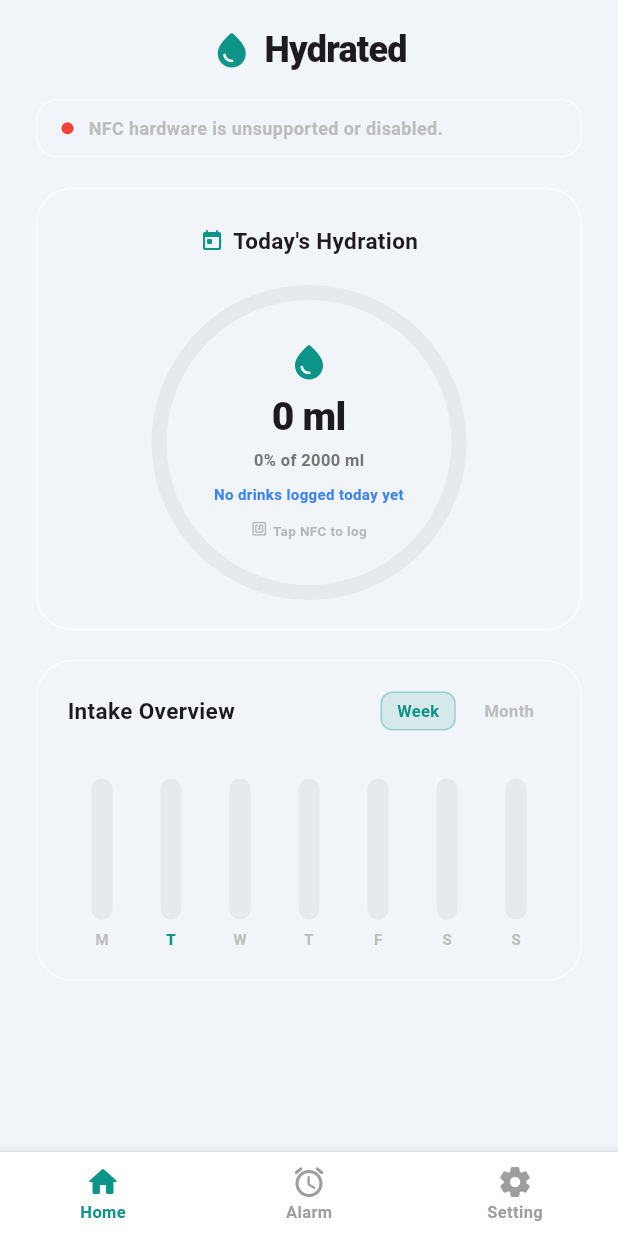
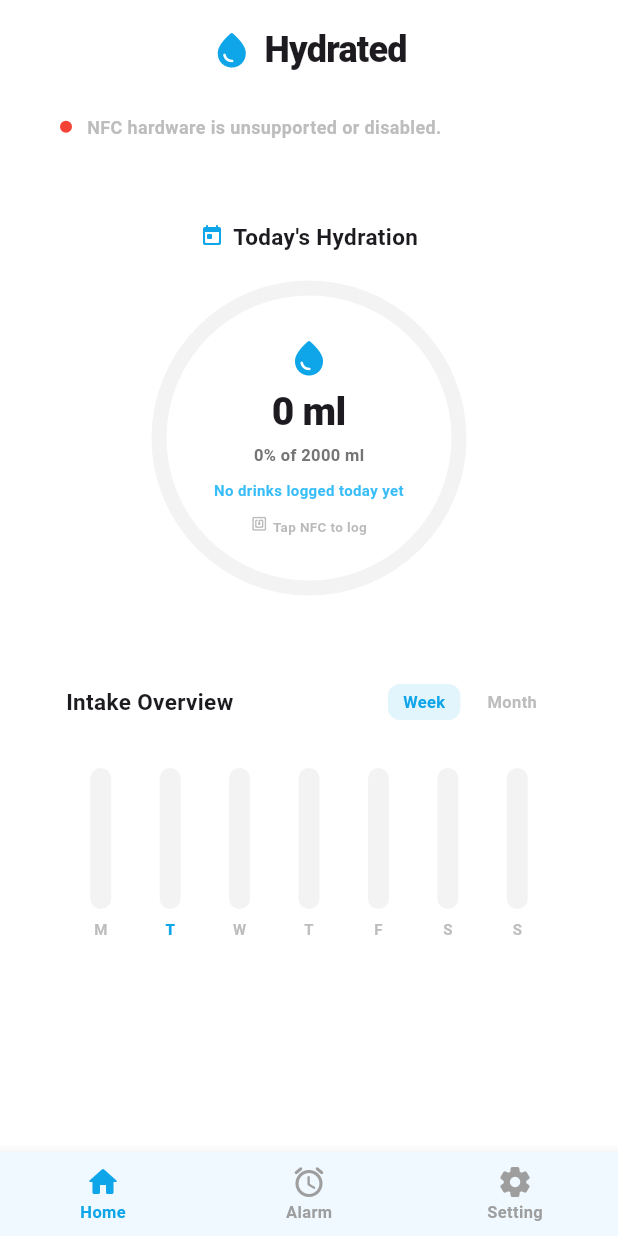
Before and after one commit to rmdir-sys32/hydra-water-tracker, a Flutter app: the screen it shows after launch, on a phone screen of 412 x 824 dp. Run offline on Flutter 3.47's test engine with Material 3 defaults, Android fonts, the phone set to English and light mode, and no system bars; our stand-ins replace shared_preferences; missing offline and left inert: flutter_nfc_kit, liquid_glass_renderer.

Commit message:
Polish light mode background to white with sky blue accents and remove card borders for seamless UI

```diff
--- a/lib/alarm_page.dart
+++ b/lib/alarm_page.dart
@@ -108,7 +108,6 @@
                 padding: const EdgeInsets.all(16),
                 decoration: BoxDecoration(
                   borderRadius: BorderRadius.circular(20),
-                  border: Border.all(color: Colors.white.withOpacity(0.8)),
                 ),
                 child: Row(
                   mainAxisAlignment: MainAxisAlignment.spaceBetween,
@@ -174,9 +173,6 @@
                         decoration: BoxDecoration(
                           color: isSelected ? theme.colorScheme.primary.withOpacity(0.18) : Colors.transparent,
                           borderRadius: BorderRadius.circular(12),
-                          border: Border.all(
-                            color: isSelected ? theme.colorScheme.primary : Colors.white10,
-                          ),
                         ),
                         alignment: Alignment.center,
                         child: Text(
@@ -209,7 +205,6 @@
                 child: Container(
                   decoration: BoxDecoration(
                     borderRadius: BorderRadius.circular(20),
-                    border: Border.all(color: Colors.white.withOpacity(0.7)),
                   ),
                   child: ListView.separated(
                     shrinkWrap: true,
--- a/lib/main.dart
+++ b/lib/main.dart
@@ -51,19 +51,19 @@
           debugShowCheckedModeBanner: false,
           themeMode: currentMode,
           theme: ThemeData.light().copyWith(
-            scaffoldBackgroundColor: const Color(0xFFF1F5F9), // Soft Slate Gray
+            scaffoldBackgroundColor: Colors.white,
             colorScheme: const ColorScheme.light(
-              primary: Color(0xFF0D9488),   // Soft Fresh Teal/Water
-              secondary: Color(0xFF3B82F6), // Clean Water Blue
-              surface: Colors.white,        // White surfaces for glassmorphism
+              primary: Color(0xFF0EA5E9),   // Sky Blue
+              secondary: Color(0xFF38BDF8), // Light Sky Blue
+              surface: Color(0xFFF0F9FF),   // Soft sky blue tint surface
               onSurface: Color(0xFF0F172A), // Dark slate text
             ),
           ),
           darkTheme: ThemeData.dark().copyWith(
             scaffoldBackgroundColor: const Color(0xFF0B132B), // Dark Navy
             colorScheme: const ColorScheme.dark(
-              primary: Color(0xFF0D9488),   // Soft Fresh Teal/Water (no neon AI blue)
-              secondary: Color(0xFF3B82F6), // Clean Water Blue
+              primary: Color(0xFF0EA5E9),   // Sky Blue
+              secondary: Color(0xFF38BDF8), // Light Sky Blue
               surface: Color(0xFF1C2541),   // Dark Midnight Navy
               onSurface: Colors.white,
             ),
@@ -412,13 +412,7 @@
 
     return Scaffold(
       body: SafeArea(child: currentBody),
-      bottomNavigationBar: Container(
-        decoration: BoxDecoration(
-          border: Border(
-            top: BorderSide(color: Colors.black.withOpacity(0.05), width: 1),
-          ),
-        ),
-        child: BottomNavigationBar(
+      bottomNavigationBar: BottomNavigationBar(
           currentIndex: _currentIndex,
           onTap: (index) {
             setState(() {
@@ -448,7 +442,6 @@
             ),
           ],
         ),
-      ),
     );
   }
 }
--- a/lib/settings_page.dart
+++ b/lib/settings_page.dart
@@ -336,7 +336,6 @@
                 padding: const EdgeInsets.all(16),
                 decoration: BoxDecoration(
                   borderRadius: BorderRadius.circular(14),
-                  border: Border.all(color: isLight ? Colors.white.withOpacity(0.8) : Colors.white.withOpacity(0.08)),
                 ),
                 child: Column(
                   crossAxisAlignment: CrossAxisAlignment.start,
@@ -382,7 +381,6 @@
                 padding: const EdgeInsets.symmetric(horizontal: 16, vertical: 12),
                 decoration: BoxDecoration(
                   borderRadius: BorderRadius.circular(14),
-                  border: Border.all(color: isLight ? Colors.white.withOpacity(0.8) : Colors.white.withOpacity(0.08)),
                 ),
                 child: Column(
                   crossAxisAlignment: CrossAxisAlignment.start,
@@ -509,7 +507,6 @@
                 padding: const EdgeInsets.all(16),
                 decoration: BoxDecoration(
                   borderRadius: BorderRadius.circular(14),
-                  border: Border.all(color: isLight ? Colors.white.withOpacity(0.8) : Colors.white.withOpacity(0.08)),
                 ),
                 child: Column(
                   crossAxisAlignment: CrossAxisAlignment.start,
@@ -653,7 +650,6 @@
                 padding: const EdgeInsets.all(16),
                 decoration: BoxDecoration(
                   borderRadius: BorderRadius.circular(14),
-                  border: Border.all(color: isLight ? Colors.white.withOpacity(0.8) : Colors.white.withOpacity(0.08)),
                 ),
                 child: Column(
                   crossAxisAlignment: CrossAxisAlignment.start,
--- a/lib/stats_page.dart
+++ b/lib/stats_page.dart
@@ -128,9 +128,9 @@
                 padding: const EdgeInsets.symmetric(horizontal: 16, vertical: 10),
                 decoration: BoxDecoration(
                   borderRadius: BorderRadius.circular(14),
-                  border: Border.all(
-                    color: widget.isPolling ? theme.colorScheme.primary.withOpacity(0.3) : (isLight ? Colors.white.withOpacity(0.7) : Colors.white.withOpacity(0.08)),
-                  ),
+                  border: widget.isPolling
+                      ? Border.all(color: theme.colorScheme.primary.withOpacity(0.3))
+                      : null,
                 ),
                 child: Row(
                   children: [
@@ -172,9 +172,6 @@
                 padding: const EdgeInsets.all(24),
                 decoration: BoxDecoration(
                   borderRadius: BorderRadius.circular(24),
-                  border: Border.all(
-                    color: theme.brightness == Brightness.light ? Colors.white.withOpacity(0.8) : Colors.white.withOpacity(0.08),
-                  ),
                 ),
                 child: Column(
                   children: [
@@ -298,7 +295,6 @@
                 padding: const EdgeInsets.all(20),
                 decoration: BoxDecoration(
                   borderRadius: BorderRadius.circular(24),
-                  border: Border.all(color: Colors.white.withOpacity(0.7)),
                 ),
                 child: Column(
                   crossAxisAlignment: CrossAxisAlignment.start,
@@ -325,7 +321,6 @@
                                 decoration: BoxDecoration(
                                   color: isSel ? theme.colorScheme.primary.withOpacity(0.12) : Colors.transparent,
                                   borderRadius: BorderRadius.circular(8),
-                                  border: Border.all(color: isSel ? theme.colorScheme.primary.withOpacity(0.3) : Colors.transparent),
                                 ),
                                 child: Text(
                                   tab,
@@ -374,9 +369,6 @@
                 child: Container(
                   decoration: BoxDecoration(
                     borderRadius: BorderRadius.circular(20),
-                    border: Border.all(
-                      color: isLight ? Colors.white.withOpacity(0.7) : Colors.white.withOpacity(0.08),
-                    ),
                   ),
                   child: ListView.separated(
                     shrinkWrap: true,
@@ -603,7 +595,6 @@
       child: Container(
         decoration: BoxDecoration(
           borderRadius: BorderRadius.circular(20),
-          border: Border.all(color: Colors.white.withOpacity(0.8)),
         ),
         child: Material(
           color: Colors.transparent,
```
